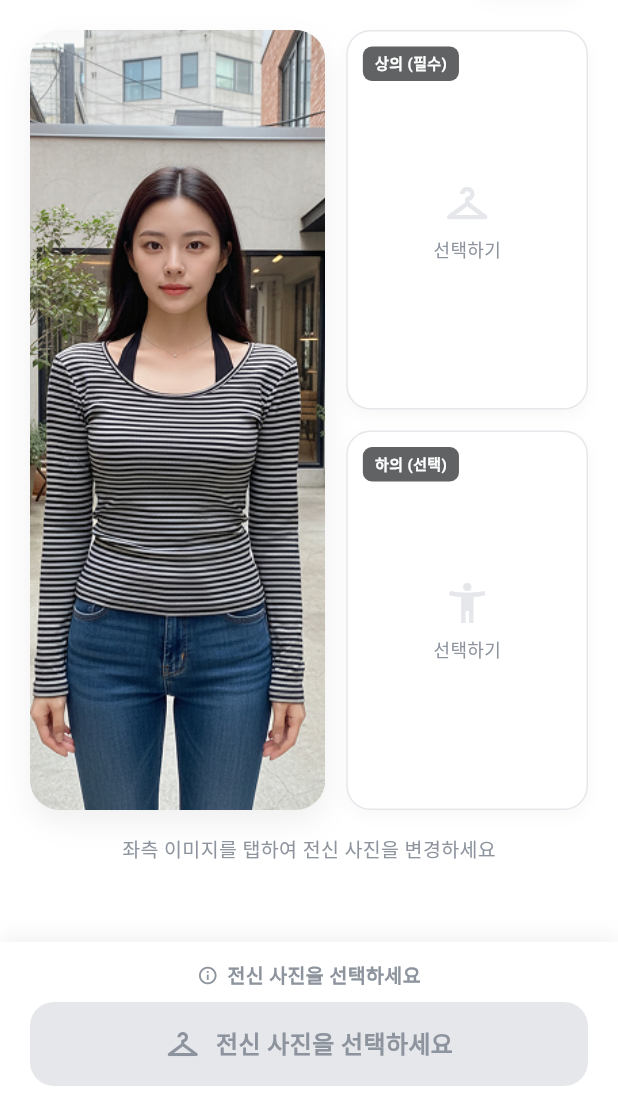
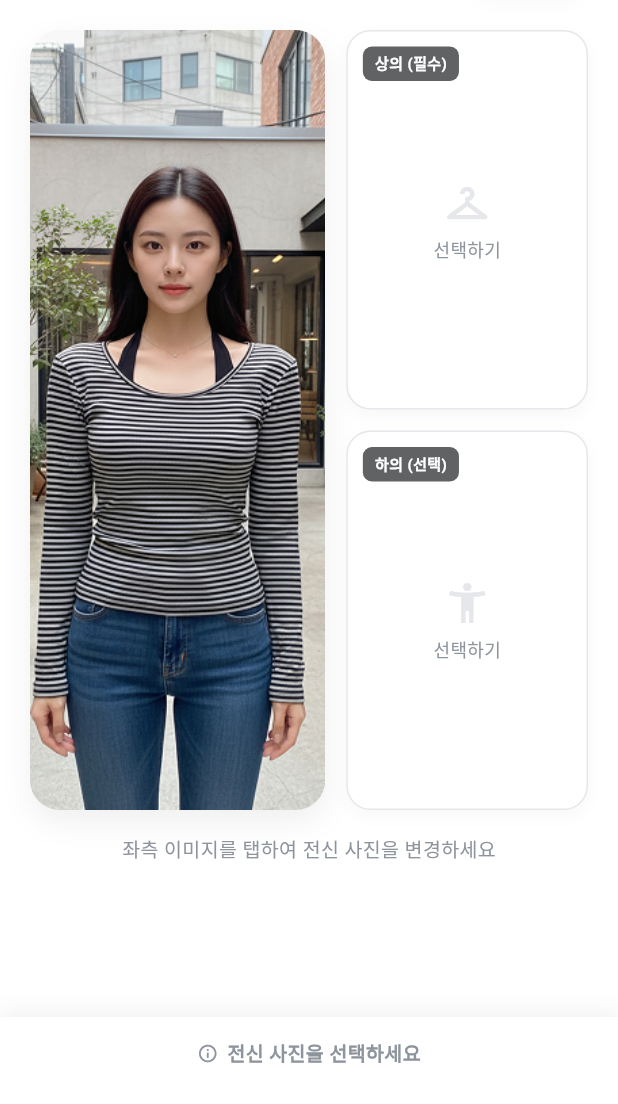
Before and after one commit to 2026-TU-Capstone-Project/Frontend, a Flutter app: the FittingRoomScreen screen opened directly, on a phone screen of 412 x 824 dp, the part 132-1236 px from its top. Run offline on Flutter 3.47's test engine with Material 3 defaults, Android fonts, the phone set to English and light mode, and no system bars; our stand-ins replace dio, flutter_riverpod, flutter_secure_storage, flutter_svg, geolocator, google_fonts and 4 more; missing offline and left inert: kakao_flutter_sdk_user; accounts and stored records are empty; generated files the repository leaves out were written again; network calls fail.

Commit message:
3/30 demo

```diff
--- a/lib/fitting/provider/fitting_provider.dart
+++ b/lib/fitting/provider/fitting_provider.dart
@@ -22,7 +22,7 @@ class MyClosetNotifier extends AsyncNotifier<List<SavedFittingData>> {
   Future<List<SavedFittingData>> _fetch() async {
     final repo = ref.read(fittingRepositoryProvider);
     final resp = await repo.getMyCloset();
-    return resp.data ?? [];
+    return (resp.data ?? []).reversed.toList();
   }
 
   Future<void> refresh() async {
--- a/lib/fitting/view/fitting_room_screen.dart
+++ b/lib/fitting/view/fitting_room_screen.dart
@@ -4,6 +4,8 @@ import 'dart:convert';
 import 'package:dio/dio.dart';
 import 'package:flutter_secure_storage/flutter_secure_storage.dart';
 import 'package:flutter/material.dart';
+import 'package:flutter_riverpod/flutter_riverpod.dart';
+import 'package:capstone_fe/fitting/provider/fitting_provider.dart';
 import 'package:image_picker/image_picker.dart';
 import 'package:path_provider/path_provider.dart';
 import 'package:capstone_fe/common/camera/photo_guide_screen.dart';
@@ -25,6 +27,8 @@ import '../component/fitting_main_stage.dart';
 import '../component/ai_stylist_input.dart';
 import '../component/add_clothing_sheet.dart';
 import '../component/wardrobe_picker_sheet.dart';
+import '../component/fit_type_selector.dart';
+import '../model/fit_type.dart';
 import '../util/clothes_category_util.dart';
 import 'package:capstone_fe/chat/view/ai_chat_screen.dart';
 
@@ -69,7 +73,7 @@ class _FittingProgressHolder extends ChangeNotifier {
   }
 }
 
-class FittingRoomScreen extends StatefulWidget {
+class FittingRoomScreen extends ConsumerStatefulWidget {
   const FittingRoomScreen({super.key});
 
   /// 피팅룸 탭 선택 시 RootTab에서 호출. 마이페이지 수정 반영용
@@ -83,10 +87,10 @@ class FittingRoomScreen extends StatefulWidget {
       _FittingProgressHolder();
 
   @override
-  State<FittingRoomScreen> createState() => _FittingRoomScreenState();
-}
-
-class _FittingRoomScreenState extends State<FittingRoomScreen>
+  ConsumerState<FittingRoomScreen> createState() => _FittingRoomScreenState();
+}
+
+class _FittingRoomScreenState extends ConsumerState<FittingRoomScreen>
     with SingleTickerProviderStateMixin, AutomaticKeepAliveClientMixin {
   @override
   bool get wantKeepAlive => FittingRoomScreen._fittingProgress.isFittingNow;
@@ -118,6 +122,9 @@ class _FittingRoomScreenState extends State<FittingRoomScreen>
 
   /// 상단 토글: true = 피팅룸, false = AI 스타일리스트
   bool _isFittingRoomTab = true;
+
+  /// 핏감 선택 (기본값: 레귤러핏)
+  FitType _selectedFitType = FitType.regular;
 
   @override
   void initState() {
@@ -314,7 +321,10 @@ class _FittingRoomScreenState extends State<FittingRoomScreen>
     }
 
     if (result == 'camera') {
-      final file = await PhotoGuideScreen.open(context, type: PhotoGuideType.fullBody);
+      final file = await PhotoGuideScreen.open(
+        context,
+        type: PhotoGuideType.fullBody,
+      );
       if (file != null && mounted) setState(() => _selectedUserImage = file);
     } else {
       final picker = ImagePicker();
@@ -430,7 +440,6 @@ class _FittingRoomScreenState extends State<FittingRoomScreen>
         await Dio().download(_selectedBottomUrl!, path);
         if (mounted) setState(() => _selectedBottomFile = File(path));
       } catch (_) {}
-
     }
     if (_selectedTopFile == null) {
       if (!mounted) return;
@@ -561,16 +570,16 @@ class _FittingRoomScreenState extends State<FittingRoomScreen>
                   try {
                     final jsonData =
                         jsonDecode(rawData) as Map<String, dynamic>;
-                    final payload =
-                        (jsonData['data'] is Map<String, dynamic>)
+                    final payload = (jsonData['data'] is Map<String, dynamic>)
                         ? jsonData['data'] as Map<String, dynamic>
                         : jsonData;
-                    final status =
-                        payload['status']?.toString().toUpperCase();
+                    final status = payload['status']?.toString().toUpperCase();
                     if (status == 'COMPLETED') {
                       final resultUrl = payload['resultImgUrl']?.toString();
                       if (resultUrl != null && resultUrl.isNotEmpty) {
-                        debugPrint(' [SSE onError→버퍼 복구] COMPLETED: $resultUrl');
+                        debugPrint(
+                          ' [SSE onError→버퍼 복구] COMPLETED: $resultUrl',
+                        );
                         completer.complete(resultUrl);
                         return;
                       }
@@ -701,8 +710,7 @@ class _FittingRoomScreenState extends State<FittingRoomScreen>
       if (mounted) {
         debugPrint(" [피팅 에러 발생] $e");
         final msg =
-            (e.toString().contains('피팅 실패') ||
-                e.toString().contains('FAILED'))
+            (e.toString().contains('피팅 실패') || e.toString().contains('FAILED'))
             ? '피팅에 실패했어요. 전신 사진과 옷 사진이 선명한지 확인한 뒤 다시 시도해주세요.'
             : '오류 발생: ${e.toString().replaceAll('Exception: ', '')}';
 
@@ -785,6 +793,7 @@ class _FittingRoomScreenState extends State<FittingRoomScreen>
         });
         if (resp.success) {
           _progress.clearResult();
+          ref.invalidate(myClosetProvider);
           await AppDialog.success(
             context: context,
             title: '저장 완료',
@@ -830,6 +839,7 @@ class _FittingRoomScreenState extends State<FittingRoomScreen>
       );
       if (mounted) {
         if (resp.success) {
+          ref.invalidate(myClosetProvider);
           ScaffoldMessenger.of(
             context,
           ).showSnackBar(const SnackBar(content: Text('새 폴더에 저장되었습니다.')));
@@ -901,16 +911,7 @@ class _FittingRoomScreenState extends State<FittingRoomScreen>
     final bool hasTop = _selectedTopFile != null || _selectedTopUrl != null;
     final bool isReady = hasUser && hasTop;
 
-    String buttonText;
-    if (_progress.isFittingNow) {
-      buttonText = "스타일 분석 중...";
-    } else if (isReady) {
-      buttonText = "가상 피팅 시작하기";
-    } else if (!hasUser) {
-      buttonText = "전신 사진을 선택하세요";
-    } else {
-      buttonText = "상의를 선택하세요";
-    }
+    final String helperText = !hasUser ? "전신 사진을 선택하세요" : "상의를 선택하세요";
 
     final bool hasResult =
         _progress.resultImageUrl != null && _progress.currentTaskId != null;
@@ -930,13 +931,12 @@ class _FittingRoomScreenState extends State<FittingRoomScreen>
           ? _BottomCtaBar(
               isReady: isReady,
               isLoading: _progress.isFittingNow,
-              buttonText: buttonText,
-              helperText: (!_progress.isFittingNow && !isReady)
-                  ? buttonText
-                  : null,
+              helperText: helperText,
               latencyText: _progress.latency != null
                   ? '${_progress.latency} 소요'
                   : null,
+              selectedFitType: _selectedFitType,
+              onFitTypeChanged: (ft) => setState(() => _selectedFitType = ft),
               onPressed: (_progress.isFittingNow || !isReady)
                   ? null
                   : _startVirtualFitting,
@@ -1232,23 +1232,64 @@ class _ResultActionBar extends StatelessWidget {
   }
 }
 
-// 하단 버튼 (이전과 동일하지만 코드는 포함해둠)
-class _BottomCtaBar extends StatelessWidget {
+/// 하단 CTA 바
+/// - 준비 전: 안내 문구만 표시 (버튼 없음)
+/// - 준비 완료: 핏감 셀렉터가 위로 슬라이드-인 → "가상 피팅 시작하기" 버튼 등장
+class _BottomCtaBar extends StatefulWidget {
   const _BottomCtaBar({
     required this.isReady,
     required this.isLoading,
-    required this.buttonText,
+    required this.helperText,
+    required this.selectedFitType,
+    required this.onFitTypeChanged,
     required this.onPressed,
-    this.helperText,
     this.latencyText,
   });
 
   final bool isReady;
   final bool isLoading;
-  final String buttonText;
+  final String helperText;
+  final FitType selectedFitType;
+  final ValueChanged<FitType> onFitTypeChanged;
   final VoidCallback? onPressed;
-  final String? helperText;
   final String? latencyText;
+
+  @override
+  State<_BottomCtaBar> createState() => _BottomCtaBarState();
+}
+
+class _BottomCtaBarState extends State<_BottomCtaBar>
+    with SingleTickerProviderStateMixin {
+  late final AnimationController _ctrl;
+  late final Animation<double> _fadeAnim;
+
+  @override
+  void initState() {
+    super.initState();
+    _ctrl = AnimationController(
+      vsync: this,
+      duration: const Duration(milliseconds: 380),
+    );
+    _fadeAnim = CurvedAnimation(parent: _ctrl, curve: Curves.easeOutCubic);
+
+    if (widget.isReady) _ctrl.value = 1.0;
+  }
+
+  @override
+  void didUpdateWidget(_BottomCtaBar old) {
+    super.didUpdateWidget(old);
+    if (widget.isReady && !old.isReady) {
+      _ctrl.forward();
+    } else if (!widget.isReady && old.isReady) {
+      _ctrl.reverse();
+    }
+  }
+
+  @override
+  void dispose() {
+    _ctrl.dispose();
+    super.dispose();
+  }
 
   @override
   Widget build(BuildContext context) {
@@ -1268,62 +1309,96 @@ class _BottomCtaBar extends StatelessWidget {
       child: SafeArea(
         top: false,
         child: Padding(
-          padding: EdgeInsets.fromLTRB(20, 12, 20, 12 + bottom),
+          padding: EdgeInsets.fromLTRB(20, 14, 20, 14 + bottom),
           child: Column(
             mainAxisSize: MainAxisSize.min,
             children: [
-              if (helperText != null || latencyText != null)
+              // ── 안내 문구 (항상 표시, ready 시엔 latency로 교체) ──────────
+              if (widget.latencyText != null)
                 Padding(
-                  padding: const EdgeInsets.only(bottom: 8.0),
+                  padding: const EdgeInsets.only(bottom: 10),
                   child: Row(
                     mainAxisAlignment: MainAxisAlignment.center,
                     children: [
-                      Icon(
-                        latencyText != null
-                            ? Icons.timer_outlined
-                            : Icons.info_outline,
+                      const Icon(
+                        Icons.timer_outlined,
                         size: 14,
-                        color: latencyText != null
-                            ? AppColors.SUCCESS_COLOR
-                            : AppColors.MEDIUM_GREY,
+                        color: AppColors.SUCCESS_COLOR,
                       ),
                       const SizedBox(width: 6),
                       Text(
-                        latencyText ?? helperText!,
-                        style: TextStyle(
+                        widget.latencyText!,
+                        style: const TextStyle(
                           fontSize: 13,
-                          color: latencyText != null
-                              ? AppColors.SUCCESS_COLOR
-                              : AppColors.MEDIUM_GREY,
+                          color: AppColors.SUCCESS_COLOR,
                           fontWeight: FontWeight.w600,
                         ),
                       ),
                     ],
                   ),
-                ),
+                )
+              else if (!widget.isReady)
+                Padding(
+                  padding: const EdgeInsets.only(bottom: 10),
+                  child: Row(
+                    mainAxisAlignment: MainAxisAlignment.center,
+                    children: [
+                      const Icon(
+                        Icons.info_outline,
+                        size: 14,
+                        color: AppColors.MEDIUM_GREY,
+                      ),
+                      const SizedBox(width: 6),
+                      Text(
+                        widget.helperText,
+                        style: const TextStyle(
+                          fontSize: 13,
+                          color: AppColors.MEDIUM_GREY,
+                          fontWeight: FontWeight.w600,
+                        ),
+                      ),
+                    ],
+                  ),
+                ),
+
+              // ── 핏감 셀렉터 + 버튼: 위로 펼쳐지며 등장 ──────────────────
+              SizeTransition(
+                sizeFactor: _fadeAnim,
+                axisAlignment: -1.0,
+                child: FadeTransition(
+                  opacity: _fadeAnim,
+                  child: Column(
+                    mainAxisSize: MainAxisSize.min,
+                    children: [
+                      FitTypeSelector(
+                        selected: widget.selectedFitType,
+                        onChanged: widget.onFitTypeChanged,
+                        isEnabled: !widget.isLoading,
+                      ),
+                      const SizedBox(height: 12),
                       GestureDetector(
-                onTap: onPressed,
+                        onTap: widget.onPressed,
                         child: AnimatedContainer(
                           duration: const Duration(milliseconds: 200),
                           width: double.infinity,
                           height: 56,
                           decoration: BoxDecoration(
                             borderRadius: BorderRadius.circular(16),
-                    color: (isReady && !isLoading)
+                            color: widget.isLoading
                                 ? AppColors.PRIMARYCOLOR
-                        : AppColors.BORDER_COLOR,
-                    boxShadow: (isReady && !isLoading)
-                        ? [
+                                : AppColors.PRIMARYCOLOR,
+                            boxShadow: [
                               BoxShadow(
-                              color: AppColors.PRIMARYCOLOR.withValues(alpha: 0.3),
+                                color: AppColors.PRIMARYCOLOR.withValues(
+                                  alpha: 0.3,
+                                ),
                                 blurRadius: 12,
                                 offset: const Offset(0, 6),
                               ),
-                          ]
-                        : [],
+                            ],
                           ),
                           child: Center(
-                    child: isLoading
+                            child: widget.isLoading
                                 ? const Row(
                                     mainAxisAlignment: MainAxisAlignment.center,
                                     children: [
@@ -1346,28 +1421,18 @@ class _BottomCtaBar extends StatelessWidget {
                                       ),
                                     ],
                                   )
-                        : Row(
-                            mainAxisAlignment: MainAxisAlignment.center,
-                            children: [
-                              Icon(
-                                isReady ? Icons.auto_awesome : Icons.checkroom,
-                                color: isReady
-                                    ? Colors.white
-                                    : AppColors.MEDIUM_GREY,
-                              ),
-                              const SizedBox(width: 10),
-                              Text(
-                                buttonText,
+                                : const Text(
+                                    "가상 피팅 시작하기",
                                     style: TextStyle(
-                                  color: isReady
-                                      ? Colors.white
-                                      : AppColors.MEDIUM_GREY,
+                                      color: Colors.white,
                                       fontWeight: FontWeight.w800,
                                       fontSize: 16,
                                     ),
                                   ),
-                            ],
-                          ),
+                          ),
+                        ),
+                      ),
+                    ],
                   ),
                 ),
               ),
@@ -1380,6 +1445,7 @@ class _BottomCtaBar extends StatelessWidget {
 }
 
 /// 피팅 결과 이미지 전체 화면 뷰어 (다이얼로그용)
+
 class _FullScreenImageView extends StatelessWidget {
   const _FullScreenImageView({required this.imageUrl});
 
@@ -1484,10 +1550,7 @@ class _WardrobeAiSection extends StatelessWidget {
             const Spacer(),
             Text(
               '탭하면 AI가 코디 추천해드려요',
-              style: TextStyle(
-                fontSize: 12,
-                color: AppColors.MEDIUM_GREY,
-              ),
+              style: TextStyle(fontSize: 12, color: AppColors.MEDIUM_GREY),
             ),
           ],
         ),
@@ -1502,15 +1565,15 @@ class _WardrobeAiSection extends StatelessWidget {
             ),
             child: const Column(
               children: [
-                Icon(Icons.checkroom_outlined,
-                    size: 32, color: AppColors.MEDIUM_GREY),
+                Icon(
+                  Icons.checkroom_outlined,
+                  size: 32,
+                  color: AppColors.MEDIUM_GREY,
+                ),
                 SizedBox(height: 8),
                 Text(
                   '옷을 추가하고 AI 추천을 받아보세요',
-                  style: TextStyle(
-                    fontSize: 13,
-                    color: AppColors.MEDIUM_GREY,
-                  ),
+                  style: TextStyle(fontSize: 13, color: AppColors.MEDIUM_GREY),
                 ),
               ],
             ),
@@ -1529,20 +1592,21 @@ class _WardrobeAiSection extends StatelessWidget {
                     PageRouteBuilder(
                       pageBuilder: (_, animation, __) =>
                           AiChatScreen(initialMessage: _buildQuery(item)),
-                      transitionDuration:
-                          const Duration(milliseconds: 350),
+                      transitionDuration: const Duration(milliseconds: 350),
                       transitionsBuilder: (_, animation, __, child) {
-                        final slide = Tween<Offset>(
+                        final slide =
+                            Tween<Offset>(
                               begin: const Offset(0, 0.12),
                               end: Offset.zero,
-                        ).animate(CurvedAnimation(
+                            ).animate(
+                              CurvedAnimation(
                                 parent: animation,
                                 curve: Curves.easeOutCubic,
-                        ));
+                              ),
+                            );
                         return FadeTransition(
                           opacity: animation,
-                          child:
-                              SlideTransition(position: slide, child: child),
+                          child: SlideTransition(position: slide, child: child),
                         );
                       },
                     ),
@@ -1568,8 +1632,7 @@ class _WardrobeAiSection extends StatelessWidget {
                           Image.network(
                             item.imgUrl!,
                             fit: BoxFit.cover,
-                            errorBuilder: (_, __, ___) =>
-                                _placeholder(),
+                            errorBuilder: (_, __, ___) => _placeholder(),
                           )
                         else
                           _placeholder(),
@@ -1586,7 +1649,10 @@ class _WardrobeAiSection extends StatelessWidget {
 
   Widget _placeholder() => Container(
     color: const Color(0xFFEEEEEE),
-        child: const Icon(Icons.checkroom_outlined,
-            size: 32, color: AppColors.MEDIUM_GREY),
-      );
-}
+    child: const Icon(
+      Icons.checkroom_outlined,
+      size: 32,
+      color: AppColors.MEDIUM_GREY,
+    ),
+  );
+}
--- a/lib/home/view/home_screen.dart
+++ b/lib/home/view/home_screen.dart
@@ -1077,7 +1077,7 @@ class _HomeScreenState extends ConsumerState<HomeScreen> {
       final resp = await repo.getMyCloset();
       if (!mounted) return;
       setState(() {
-        _savedOutfits = resp.data ?? [];
+        _savedOutfits = (resp.data ?? []).reversed.toList();
         _loadingOutfits = false;
       });
     } catch (_) {
--- a/lib/personal_closet/view/wardrobe_screen.dart
+++ b/lib/personal_closet/view/wardrobe_screen.dart
@@ -67,7 +67,7 @@ class _WardrobeScreenState extends State<WardrobeScreen> {
         setState(() {
           if (clothesResp.success) _allClothes = clothesResp.data ?? [];
           _filterClothes();
-          if (savedResp.success) _savedFittings = savedResp.data ?? [];
+          if (savedResp.success) _savedFittings = (savedResp.data ?? []).reversed.toList();
         });
       }
     } catch (e) {
```
Also changed, not shown: lib/feed/view/feed_write_screen.dart (+76 -5 lines), 1 other file. Lines whose indentation alone changed are shown as unchanged.
